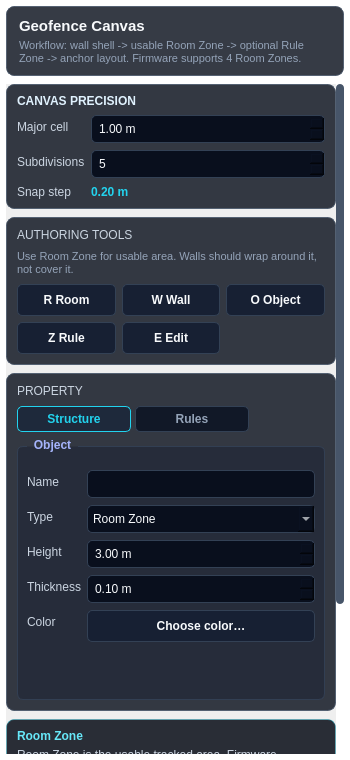
This is software/uwb_rtls_studio/views/ui/geofence_editor.ui in phuongmt08/uwb-rtls as Qt 5 draws it before an edit. The edited form follows.
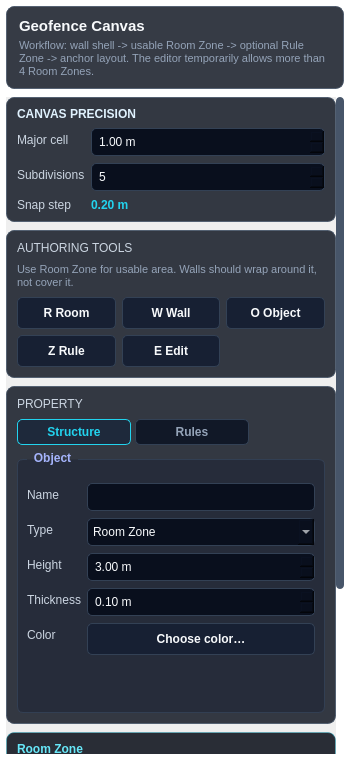
This is the edited form.

```diff
--- a/software/uwb_rtls_studio/views/ui/geofence_editor.ui
+++ b/software/uwb_rtls_studio/views/ui/geofence_editor.ui
@@ -90,7 +90,7 @@
       <item>
        <widget class="QLabel" name="lbl_editor_subtitle">
         <property name="text">
-         <string>Workflow: wall shell -> usable Room Zone -> optional Rule Zone -> anchor layout. Firmware supports 4 Room Zones.</string>
+         <string>Workflow: wall shell -> usable Room Zone -> optional Rule Zone -> anchor layout. The editor temporarily allows more than 4 Room Zones.</string>
         </property>
         <property name="wordWrap">
          <bool>true</bool>
@@ -641,7 +641,7 @@
              <string notr="true">color: #CBD5E1; font-size: 12px;</string>
             </property>
             <property name="text">
-             <string>Room Zone is the usable tracked area. Firmware supports up to 4 Room Zones and their anchor layouts.</string>
+             <string>Room Zone is the usable tracked area. The editor temporarily allows more than 4 Room Zones for layout work.</string>
             </property>
             <property name="wordWrap">
              <bool>true</bool>
```
